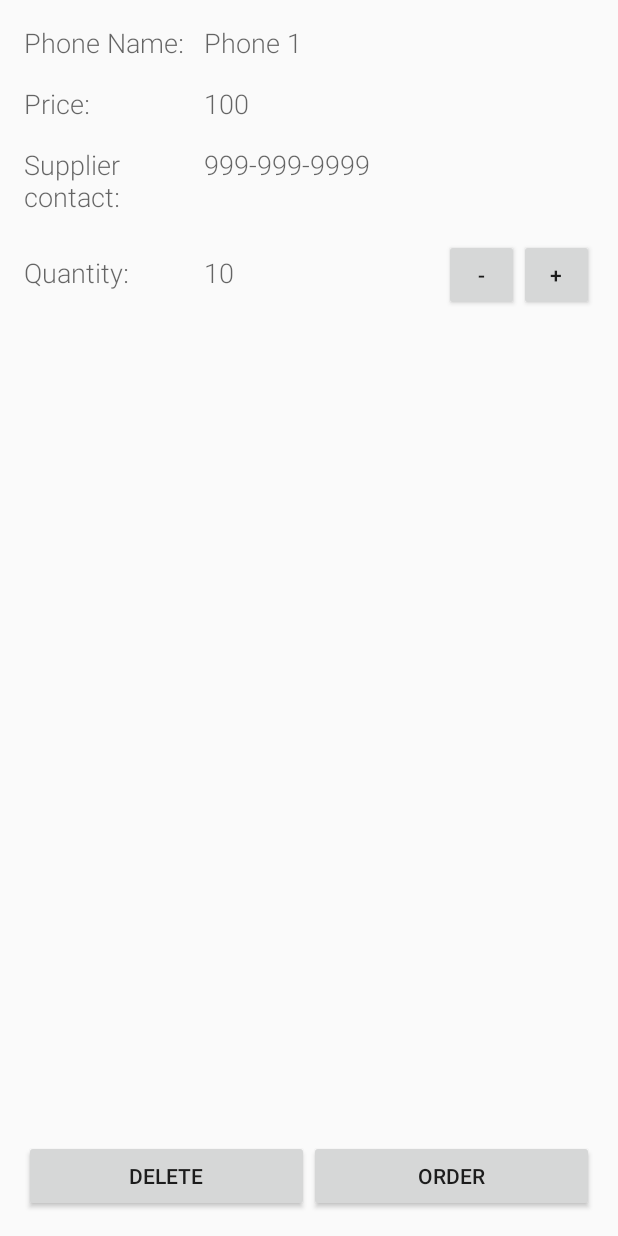
After one commit to aczender/InventoryApp, an Android app: the layout activity_device_layout.xml on its own in the app's theme, with its tools: preview values and no code run, on a phone screen of 412 x 824 dp. The commit adds this screen. Run offline under Robolectric (Android 15) with nearby library versions, the phone set to English and light mode, and no system bars.

Commit message:
2017.10.01.

```diff
--- a/app/src/main/java/com/example/andrew/inventoryapp/EditorActivity.java
+++ b/app/src/main/java/com/example/andrew/inventoryapp/EditorActivity.java
@@ -81,7 +81,11 @@ public class EditorActivity extends AppCompatActivity implements LoaderManager.L
         String quantityString = mQuantityEditText.getText().toString().trim();
         //int piece = Integer.parseInt(quantityString);
         String priceString = mPriceEditText.getText().toString().trim();
-        //int amount = Integer.parseInt(priceString);
+
+        if (mCurrentDeviceUri == null && TextUtils.isEmpty(nameString) && TextUtils.isEmpty
+                (quantityString) && TextUtils.isEmpty(priceString)) {
+            return;
+        }
 
 
         ContentValues values = new ContentValues();
--- a/app/src/main/java/com/example/andrew/inventoryapp/data/DeviceDbHelper.java
+++ b/app/src/main/java/com/example/andrew/inventoryapp/data/DeviceDbHelper.java
@@ -36,7 +36,7 @@ public class DeviceDbHelper extends SQLiteOpenHelper {
         String SQL_CREATE_STORE_TABLE =  "CREATE TABLE " + DeviceEntry.TABLE_NAME + " ("
                 + DeviceEntry._ID + " INTEGER PRIMARY KEY AUTOINCREMENT, "
                 + DeviceEntry.COLUMN_DEVICE_NAME + " TEXT NOT NULL, "
-                + DeviceEntry.COLUMN_DEVICE_QUANTITY + " INTEGER NOT NULL DEFAULT 0"
+                + DeviceEntry.COLUMN_DEVICE_QUANTITY + " INTEGER NOT NULL DEFAULT 0, "
                 + DeviceEntry.COLUMN_DEVICE_PRICE + " INTEGER NOT NULL DEFAULT 0);";
 
         // Execute the SQL statement
--- a/app/src/main/java/com/example/andrew/inventoryapp/data/InventoryContract.java
+++ b/app/src/main/java/com/example/andrew/inventoryapp/data/InventoryContract.java
@@ -19,7 +19,7 @@ public final class InventoryContract {
      * content authority is the package name for the app, which is guaranteed to be unique on the
      * device.
      */
-    public static final String CONTENT_AUTHORITY = "com.example.andrew.inventory";
+    public static final String CONTENT_AUTHORITY = "com.example.andrew.inventoryapp";
 
     /**
      * Use CONTENT_AUTHORITY to create the base of all URI's which apps will use to contact
@@ -81,6 +81,8 @@ public final class InventoryContract {
         public final static String COLUMN_DEVICE_QUANTITY = "quantity";
 
         public final static String COLUMN_DEVICE_PRICE = "price";
+        public final static String COLUMN_CONTACT_INFO = "contact";
+        public final static String COLUMN_DEVICE_PICTURE = "picture";
 
     }
 
--- /dev/null
+++ b/app/src/main/res/layout/activity_device_layout.xml
@@ -0,0 +1,137 @@
+<?xml version="1.0" encoding="utf-8"?>
+<LinearLayout xmlns:android="http://schemas.android.com/apk/res/android"
+              android:layout_width="match_parent"
+              android:layout_height="match_parent"
+              android:orientation="vertical"
+              android:padding="16dp">
+
+    <LinearLayout
+        android:layout_width="match_parent"
+        android:layout_height="0dp"
+        android:layout_weight="1"
+        android:orientation="vertical">
+
+        <LinearLayout
+            android:layout_width="match_parent"
+            android:layout_height="wrap_content"
+            android:orientation="horizontal"
+            android:paddingBottom="16dp">
+
+            <TextView
+                style="@style/EditorFieldStyle"
+                android:layout_width="120dp"
+                android:layout_height="wrap_content"
+                android:paddingRight="12dp"
+                android:text="Phone Name:"/>
+
+            <TextView
+                android:id="@+id/display_device_name"
+                style="@style/EditorFieldStyle"
+                android:layout_width="wrap_content"
+                android:layout_height="wrap_content"
+                android:text="Phone 1"/>
+
+        </LinearLayout>
+
+        <LinearLayout
+            android:layout_width="match_parent"
+            android:layout_height="wrap_content"
+            android:orientation="horizontal"
+            android:paddingBottom="16dp">
+
+            <TextView
+                style="@style/EditorFieldStyle"
+                android:layout_width="120dp"
+                android:text="Price:" />
+
+            <TextView
+                android:id="@+id/display_device_price"
+                style="@style/EditorFieldStyle"
+                android:layout_width="wrap_content"
+                android:layout_height="wrap_content"
+                android:text="100"/>
+
+        </LinearLayout>
+
+        <LinearLayout
+            android:layout_width="match_parent"
+            android:layout_height="wrap_content"
+            android:orientation="horizontal"
+            android:paddingBottom="16dp">
+
+            <TextView
+                style="@style/EditorFieldStyle"
+                android:layout_width="120dp"
+                android:text="Supplier contact:" />
+
+            <TextView
+                android:id="@+id/display_contact_info"
+                style="@style/EditorFieldStyle"
+                android:layout_width="wrap_content"
+                android:layout_height="wrap_content"
+                android:text="999-999-9999"/>
+
+        </LinearLayout>
+
+        <LinearLayout
+            android:layout_width="match_parent"
+            android:layout_height="wrap_content"
+            android:orientation="horizontal">
+
+            <TextView
+                style="@style/EditorFieldStyle"
+                android:layout_width="120dp"
+                android:layout_height="wrap_content"
+                android:text="Quantity:"/>
+
+            <TextView
+                android:id="@+id/display_device_quantity"
+                style="@style/EditorFieldStyle"
+                android:layout_width="0dp"
+                android:layout_height="wrap_content"
+                android:layout_weight="1"
+                android:text="10"/>
+
+            <Button
+                android:id="@+id/minus_button"
+                android:layout_width="50dp"
+                android:layout_height="wrap_content"
+                android:text="-"/>
+
+            <Button
+                android:id="@+id/plus_button"
+                android:layout_width="50dp"
+                android:layout_height="wrap_content"
+                android:text="+"/>
+        </LinearLayout>
+
+        <ImageView
+            android:id="@+id/display_picture"
+            android:layout_width="wrap_content"
+            android:layout_height="wrap_content" />
+
+    </LinearLayout>
+
+    <LinearLayout
+        android:layout_width="match_parent"
+        android:layout_height="wrap_content"
+        android:orientation="horizontal">
+
+        <Button
+            android:id="@+id/delete_button"
+            android:layout_width="0dp"
+            android:layout_height="wrap_content"
+            android:layout_weight="1"
+            android:text="delete"/>
+
+        <Button
+            android:id="@+id/order_button"
+            android:layout_width="0dp"
+            android:layout_height="wrap_content"
+            android:layout_weight="1"
+            android:text="order"/>
+
+
+    </LinearLayout>
+
+</LinearLayout>
--- a/app/src/main/res/menu/menu_catalog.xml
+++ b/app/src/main/res/menu/menu_catalog.xml
@@ -16,6 +16,10 @@
     xmlns:tools="http://schemas.android.com/tools"
     tools:context=".CatalogActivity">
 
+    <item
+        android:id="@+id/action_insert_dummy_data"
+        android:title="@string/action_insert_dummy_data"
+        app:showAsAction="never" />
 
     <item
         android:id="@+id/action_delete_all_entries"
--- a/app/src/main/res/values/strings.xml
+++ b/app/src/main/res/values/strings.xml
@@ -35,6 +35,8 @@
     <!-- Toast message in editor when current pet was successfully updated [CHAR LIMIT=NONE] -->
     <string name="editor_update_device_successful">Device updated</string>
 
+    <string name="action_insert_dummy_data">Insert Dummy Data</string>
+
     <!-- Dialog button text for the option to confirm deleting the current pet [CHAR LIMIT=20] -->
     <string name="delete">Delete</string>
 
```
Also changed, not shown: app/src/main/java/com/example/andrew/inventoryapp/CatalogActivity.java (+5 -2 lines), app/src/main/java/com/example/andrew/inventoryapp/DeviceDetail.java (added, +278 -0 lines).
